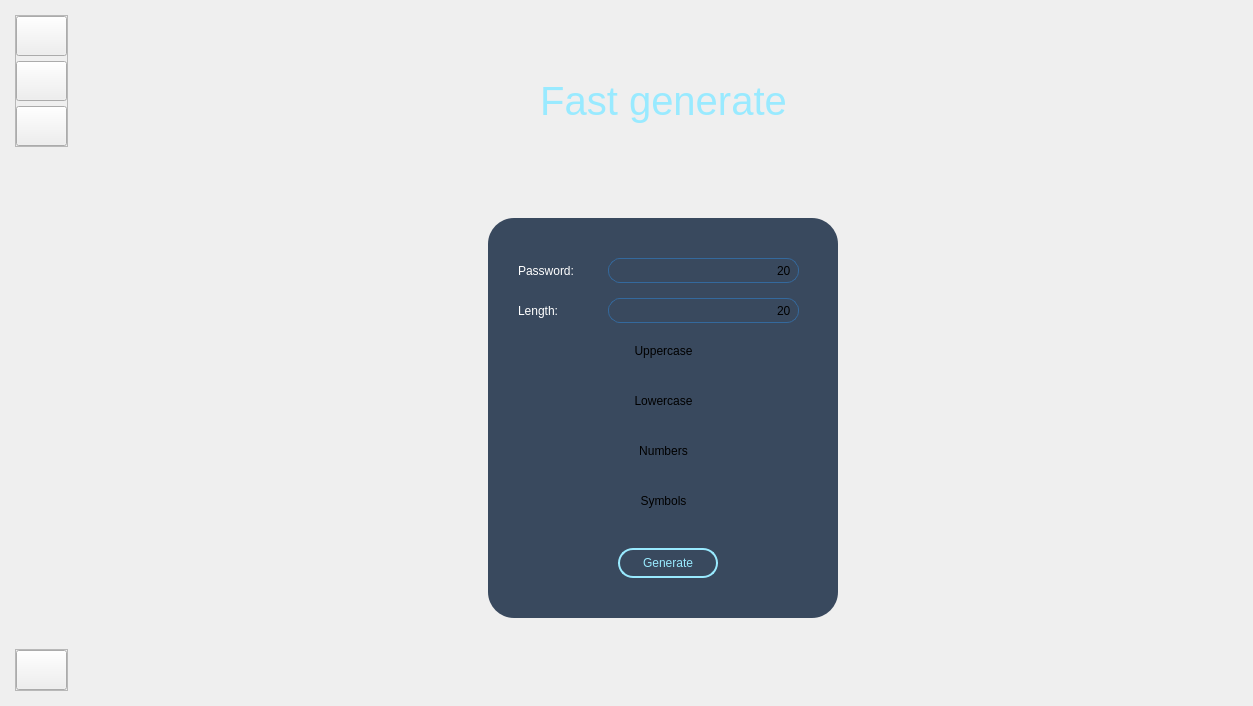
Before: the Qt Designer form mainwindow.ui in tiutcristian/Passcrypt, drawn with Qt 5.
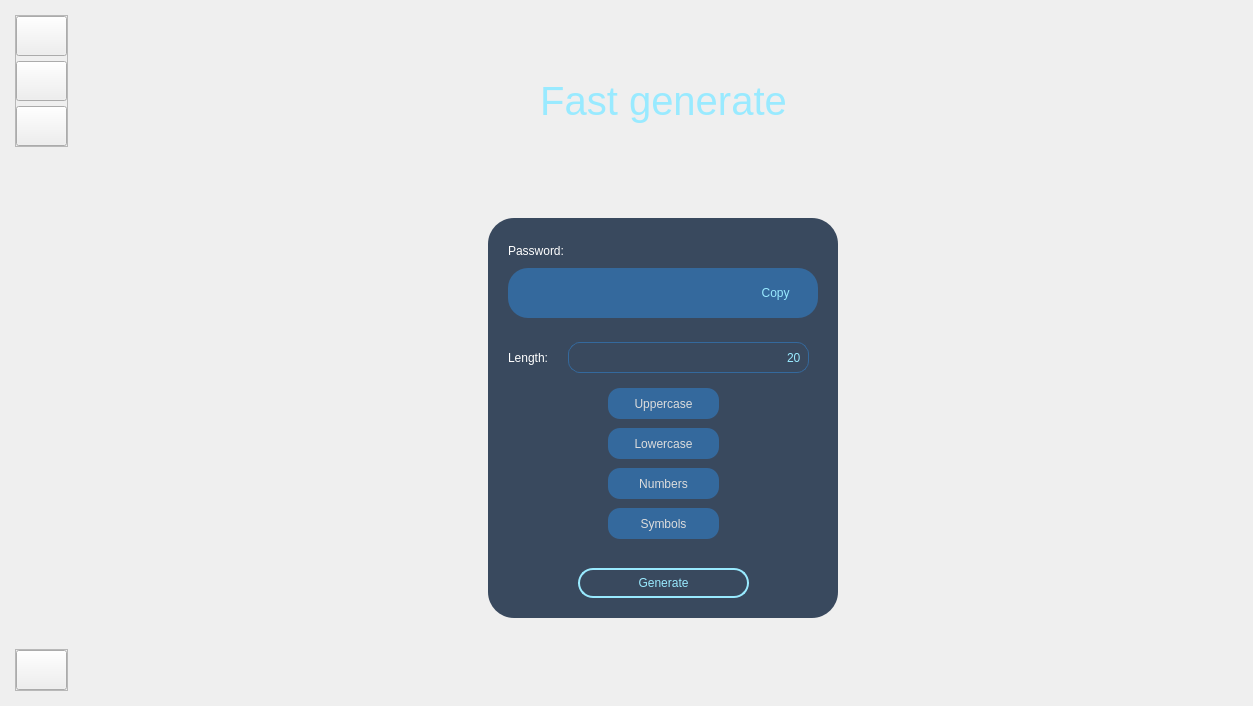
After: the same form once the commit is applied. Icons and pictures are not drawn.

Commit message: fast generate UI done

Diff of the .ui file:
```diff
--- a/mainwindow.ui
+++ b/mainwindow.ui
@@ -207,7 +207,7 @@
                </property>
                <property name="icon">
                 <iconset resource="resources.qrc">
-                 <normaloff>:/icons/icons/plus-circle.svg</normaloff>:/icons/icons/plus-circle.svg</iconset>
+                 <normaloff>:/icons/icons/zap.svg</normaloff>:/icons/icons/zap.svg</iconset>
                </property>
                <property name="iconSize">
                 <size>
@@ -775,6 +775,19 @@
               </sizepolicy>
              </property>
              <layout class="QGridLayout" name="gridLayout_8">
+              <item row="2" column="1">
+               <spacer name="verticalSpacer_8">
+                <property name="orientation">
+                 <enum>Qt::Vertical</enum>
+                </property>
+                <property name="sizeHint" stdset="0">
+                 <size>
+                  <width>20</width>
+                  <height>57</height>
+                 </size>
+                </property>
+               </spacer>
+              </item>
               <item row="0" column="1">
                <spacer name="verticalSpacer_7">
                 <property name="orientation">
@@ -788,6 +801,19 @@
                 </property>
                </spacer>
               </item>
+              <item row="1" column="2">
+               <spacer name="horizontalSpacer_16">
+                <property name="orientation">
+                 <enum>Qt::Horizontal</enum>
+                </property>
+                <property name="sizeHint" stdset="0">
+                 <size>
+                  <width>417</width>
+                  <height>20</height>
+                 </size>
+                </property>
+               </spacer>
+              </item>
               <item row="1" column="0">
                <spacer name="horizontalSpacer_15">
                 <property name="orientation">
@@ -802,7 +828,7 @@
                </spacer>
               </item>
               <item row="1" column="1">
-               <widget class="QWidget" name="widget_3" native="true">
+               <widget class="QWidget" name="mainWidget" native="true">
                 <property name="minimumSize">
                  <size>
                   <width>350</width>
@@ -816,62 +842,104 @@
                  </size>
                 </property>
                 <property name="styleSheet">
-                 <string notr="true">background-color: rgb(57, 73, 94);
-border-radius: 26;</string>
-                </property>
-                <widget class="QPushButton" name="regenerateButton">
-                 <property name="geometry">
-                  <rect>
-                   <x>130</x>
-                   <y>330</y>
-                   <width>100</width>
-                   <height>30</height>
-                  </rect>
-                 </property>
-                 <property name="sizePolicy">
-                  <sizepolicy hsizetype="Minimum" vsizetype="Fixed">
-                   <horstretch>0</horstretch>
-                   <verstretch>0</verstretch>
-                  </sizepolicy>
-                 </property>
-                 <property name="minimumSize">
-                  <size>
-                   <width>100</width>
-                   <height>30</height>
-                  </size>
-                 </property>
-                 <property name="maximumSize">
-                  <size>
-                   <width>100</width>
-                   <height>30</height>
-                  </size>
-                 </property>
-                 <property name="font">
-                  <font>
-                   <family>Segoe UI</family>
-                   <pointsize>9</pointsize>
-                   <weight>50</weight>
-                   <italic>false</italic>
-                   <bold>false</bold>
-                  </font>
-                 </property>
-                 <property name="styleSheet">
-                  <string notr="true">QPushButton{
-	border-radius: 15px;
-	border: 2px solid #99EAFF;
-	color: rgb(153, 234, 255);
+                 <string notr="true">*{
+	font: 10pt &quot;Segoe UI&quot;;
+}
+
+#mainWidget{
 	background-color: rgb(57, 73, 94);
+	border-radius: 26;
+}
+
+#mainWidget QFrame{
+	background-color: rgb(52, 105, 157);
+	border-radius: 20px;
+}
+
+#mainWidget QLabel{
+	background-color: none;
+}
+
+#mainWidget QLineEdit{
+	border: none;
+	background-color: rgba(52, 105, 157, 0);
+	color: rgb(153, 234, 255);
+}
+
+#passwordLineEdit_2{
+	font: 12pt &quot;Segoe UI&quot;;
+}
+
+QPushButton{
+	color: rgb(220, 220, 220);
+	font: 9pt &quot;Segoe UI&quot;;
+	border-radius: 12;
+	background-color: rgb(52, 105, 157);
 }
 
 QPushButton:hover{
+	background-color: rgb(60, 122, 181);
+}
+
+QPushButton:pressed{
+	background-color: rgb(52, 105, 157);
+}
+
+#generateButton{
+	border-radius: 15px;
+	border: 2px solid #99EAFF;
+	color: rgb(153, 234, 255);
+	background-color: rgb(57, 73, 94);
+}
+
+#generateButton:hover{
 	border: 2px solid #c9f4ff;
 	color: #c9f4ff;
 }
 
-QPushButton:pressed{
+#generateButton:pressed{
 	border: 2px solid #99EAFF;
 	color: rgb(153, 234, 255);
 }</string>
+                </property>
+                <widget class="QPushButton" name="generateButton">
+                 <property name="geometry">
+                  <rect>
+                   <x>90</x>
+                   <y>350</y>
+                   <width>171</width>
+                   <height>30</height>
+                  </rect>
+                 </property>
+                 <property name="sizePolicy">
+                  <sizepolicy hsizetype="Minimum" vsizetype="Fixed">
+                   <horstretch>0</horstretch>
+                   <verstretch>0</verstretch>
+                  </sizepolicy>
+                 </property>
+                 <property name="minimumSize">
+                  <size>
+                   <width>100</width>
+                   <height>30</height>
+                  </size>
+                 </property>
+                 <property name="maximumSize">
+                  <size>
+                   <width>16777215</width>
+                   <height>16777215</height>
+                  </size>
+                 </property>
+                 <property name="font">
+                  <font>
+                   <family>Segoe UI</family>
+                   <pointsize>9</pointsize>
+                   <weight>50</weight>
+                   <italic>false</italic>
+                   <bold>false</bold>
+                  </font>
+                 </property>
+                 <property name="styleSheet">
+                  <string notr="true"/>
                  </property>
                  <property name="text">
                   <string>Generate</string>
@@ -881,9 +949,9 @@
                  <property name="geometry">
                   <rect>
                    <x>120</x>
-                   <y>220</y>
+                   <y>250</y>
                    <width>111</width>
-                   <height>25</height>
+                   <height>31</height>
                   </rect>
                  </property>
                  <property name="sizePolicy">
@@ -924,9 +992,9 @@
                  <property name="geometry">
                   <rect>
                    <x>120</x>
-                   <y>270</y>
+                   <y>290</y>
                    <width>111</width>
-                   <height>25</height>
+                   <height>31</height>
                   </rect>
                  </property>
                  <property name="sizePolicy">
@@ -967,9 +1035,9 @@
                  <property name="geometry">
                   <rect>
                    <x>120</x>
-                   <y>170</y>
+                   <y>210</y>
                    <width>111</width>
-                   <height>25</height>
+                   <height>31</height>
                   </rect>
                  </property>
                  <property name="sizePolicy">
@@ -1010,9 +1078,9 @@
                  <property name="geometry">
                   <rect>
                    <x>120</x>
-                   <y>120</y>
+                   <y>170</y>
                    <width>111</width>
-                   <height>25</height>
+                   <height>31</height>
                   </rect>
                  </property>
                  <property name="sizePolicy">
@@ -1052,10 +1120,10 @@
                 <widget class="QLabel" name="lengthLabel">
                  <property name="geometry">
                   <rect>
-                   <x>30</x>
-                   <y>80</y>
+                   <x>20</x>
+                   <y>124</y>
                    <width>51</width>
-                   <height>25</height>
+                   <height>31</height>
                   </rect>
                  </property>
                  <property name="text">
@@ -1065,10 +1133,10 @@
                 <widget class="QLineEdit" name="lengthLineEdit">
                  <property name="geometry">
                   <rect>
-                   <x>120</x>
-                   <y>80</y>
-                   <width>191</width>
-                   <height>25</height>
+                   <x>80</x>
+                   <y>124</y>
+                   <width>241</width>
+                   <height>31</height>
                   </rect>
                  </property>
                  <property name="styleSheet">
@@ -1087,11 +1155,11 @@
                   <string/>
                  </property>
                 </widget>
-                <widget class="QLabel" name="lengthLabel_2">
+                <widget class="QLabel" name="passwordLabel">
                  <property name="geometry">
                   <rect>
-                   <x>30</x>
-                   <y>40</y>
+                   <x>20</x>
+                   <y>20</y>
                    <width>61</width>
                    <height>25</height>
                   </rect>
@@ -1100,59 +1168,313 @@
                   <string>Password:</string>
                  </property>
                 </widget>
-                <widget class="QLineEdit" name="lengthLineEdit_2">
+                <widget class="QFrame" name="passwordFrame">
                  <property name="geometry">
                   <rect>
-                   <x>120</x>
-                   <y>40</y>
-                   <width>191</width>
-                   <height>25</height>
+                   <x>20</x>
+                   <y>50</y>
+                   <width>310</width>
+                   <height>50</height>
                   </rect>
                  </property>
                  <property name="styleSheet">
-                  <string notr="true">background-color: rgb(57, 73, 94);
-border: 1px solid #34699D;
-border-radius: 12px;
-padding-right: 4px;</string>
+                  <string notr="true"/>
                  </property>
-                 <property name="text">
-                  <string>20</string>
+                 <property name="frameShape">
+                  <enum>QFrame::StyledPanel</enum>
                  </property>
-                 <property name="alignment">
-                  <set>Qt::AlignRight|Qt::AlignTrailing|Qt::AlignVCenter</set>
+                 <property name="frameShadow">
+                  <enum>QFrame::Raised</enum>
                  </property>
-                 <property name="placeholderText">
-                  <string/>
-                 </property>
+                 <layout class="QHBoxLayout" name="horizontalLayout_2">
+                  <item>
+                   <widget class="QLineEdit" name="passwordLineEdit_2">
+                    <property name="enabled">
+                     <bool>false</bool>
+                    </property>
+                    <property name="minimumSize">
+                     <size>
+                      <width>200</width>
+                      <height>0</height>
+                     </size>
+                    </property>
+                    <property name="palette">
+                     <palette>
+                      <active>
+                       <colorrole role="WindowText">
+                        <brush brushstyle="SolidPattern">
+                         <color alpha="255">
+                          <red>153</red>
+                          <green>234</green>
+                          <blue>255</blue>
+                         </color>
+                        </brush>
+                       </colorrole>
+                       <colorrole role="Button">
+                        <brush brushstyle="SolidPattern">
+                         <color alpha="0">
+                          <red>52</red>
+                          <green>105</green>
+                          <blue>157</blue>
+                         </color>
+                        </brush>
+                       </colorrole>
+                       <colorrole role="Text">
+                        <brush brushstyle="SolidPattern">
+                         <color alpha="255">
+                          <red>153</red>
+                          <green>234</green>
+                          <blue>255</blue>
+                         </color>
+                        </brush>
+                       </colorrole>
+                       <colorrole role="ButtonText">
+                        <brush brushstyle="SolidPattern">
+                         <color alpha="255">
+                          <red>153</red>
+                          <green>234</green>
+                          <blue>255</blue>
+                         </color>
+                        </brush>
+                       </colorrole>
+                       <colorrole role="Base">
+                        <brush brushstyle="SolidPattern">
+                         <color alpha="0">
+                          <red>52</red>
+                          <green>105</green>
+                          <blue>157</blue>
+                         </color>
+                        </brush>
+                       </colorrole>
+                       <colorrole role="Window">
+                        <brush brushstyle="SolidPattern">
+                         <color alpha="0">
+                          <red>52</red>
+                          <green>105</green>
+                          <blue>157</blue>
+                         </color>
+                        </brush>
+                       </colorrole>
+                       <colorrole role="PlaceholderText">
+                        <brush brushstyle="SolidPattern">
+                         <color alpha="128">
+                          <red>153</red>
+                          <green>234</green>
+                          <blue>255</blue>
+                         </color>
+                        </brush>
+                       </colorrole>
+                      </active>
+                      <inactive>
+                       <colorrole role="WindowText">
+                        <brush brushstyle="SolidPattern">
+                         <color alpha="255">
+                          <red>153</red>
+                          <green>234</green>
+                          <blue>255</blue>
+                         </color>
+                        </brush>
+                       </colorrole>
+                       <colorrole role="Button">
+                        <brush brushstyle="SolidPattern">
+                         <color alpha="0">
+                          <red>52</red>
+                          <green>105</green>
+                          <blue>157</blue>
+                         </color>
+                        </brush>
+                       </colorrole>
+                       <colorrole role="Text">
+                        <brush brushstyle="SolidPattern">
+                         <color alpha="255">
+                          <red>153</red>
+                          <green>234</green>
+                          <blue>255</blue>
+                         </color>
+                        </brush>
+                       </colorrole>
+                       <colorrole role="ButtonText">
+                        <brush brushstyle="SolidPattern">
+                         <color alpha="255">
+                          <red>153</red>
+                          <green>234</green>
+                          <blue>255</blue>
+                         </color>
+                        </brush>
+                       </colorrole>
+                       <colorrole role="Base">
+                        <brush brushstyle="SolidPattern">
+                         <color alpha="0">
+                          <red>52</red>
+                          <green>105</green>
+                          <blue>157</blue>
+                         </color>
+                        </brush>
+                       </colorrole>
+                       <colorrole role="Window">
+                        <brush brushstyle="SolidPattern">
+                         <color alpha="0">
+                          <red>52</red>
+                          <green>105</green>
+                          <blue>157</blue>
+                         </color>
+                        </brush>
+                       </colorrole>
+                       <colorrole role="PlaceholderText">
+                        <brush brushstyle="SolidPattern">
+                         <color alpha="128">
+                          <red>153</red>
+                          <green>234</green>
+                          <blue>255</blue>
+                         </color>
+                        </brush>
+                       </colorrole>
+                      </inactive>
+                      <disabled>
+                       <colorrole role="WindowText">
+                        <brush brushstyle="SolidPattern">
+                         <color alpha="255">
+                          <red>153</red>
+                          <green>234</green>
+                          <blue>255</blue>
+                         </color>
+                        </brush>
+                       </colorrole>
+                       <colorrole role="Button">
+                        <brush brushstyle="SolidPattern">
+                         <color alpha="0">
+                          <red>52</red>
+                          <green>105</green>
+                          <blue>157</blue>
+                         </color>
+                        </brush>
+                       </colorrole>
+                       <colorrole role="Text">
+                        <brush brushstyle="SolidPattern">
+                         <color alpha="255">
+                          <red>153</red>
+                          <green>234</green>
+                          <blue>255</blue>
+                         </color>
+                        </brush>
+                       </colorrole>
+                       <colorrole role="ButtonText">
+                        <brush brushstyle="SolidPattern">
+                         <color alpha="255">
+                          <red>153</red>
+                          <green>234</green>
+                          <blue>255</blue>
+                         </color>
+                        </brush>
+                       </colorrole>
+                       <colorrole role="Base">
+                        <brush brushstyle="SolidPattern">
+                         <color alpha="0">
+                          <red>52</red>
+                          <green>105</green>
+                          <blue>157</blue>
+                         </color>
+                        </brush>
+                       </colorrole>
+                       <colorrole role="Window">
+                        <brush brushstyle="SolidPattern">
+                         <color alpha="0">
+                          <red>52</red>
+                          <green>105</green>
+                          <blue>157</blue>
+                         </color>
+                        </brush>
+                       </colorrole>
+                       <colorrole role="PlaceholderText">
+                        <brush brushstyle="SolidPattern">
+                         <color alpha="128">
+                          <red>153</red>
+                          <green>234</green>
+                          <blue>255</blue>
+                         </color>
+                        </brush>
+                       </colorrole>
+                      </disabled>
+                     </palette>
+                    </property>
+                    <property name="font">
+                     <font>
+                      <family>Segoe UI</family>
+                      <pointsize>12</pointsize>
+                      <weight>50</weight>
+                      <italic>false</italic>
+                      <bold>false</bold>
+                     </font>
+                    </property>
+                    <property name="styleSheet">
+                     <string notr="true"/>
+                    </property>
+                    <property name="text">
+                     <string/>
+                    </property>
+                    <property name="echoMode">
+                     <enum>QLineEdit::Normal</enum>
+                    </property>
+                    <property name="placeholderText">
+                     <string/>
+                    </property>
+                   </widget>
+                  </item>
+                  <item>
+                   <widget class="QPushButton" name="copyButton">
+                    <property name="minimumSize">
+                     <size>
+                      <width>70</width>
+                      <height>30</height>
+                     </size>
+                    </property>
+                    <property name="font">
+                     <font>
+                      <family>Segoe UI</family>
+                      <pointsize>9</pointsize>
+                      <weight>50</weight>
+                      <italic>false</italic>
+                      <bold>false</bold>
+                     </font>
+                    </property>
+                    <property name="cursor">
+                     <cursorShape>ArrowCursor</cursorShape>
+                    </property>
+                    <property name="styleSheet">
+                     <string notr="true">QPushButton {
+	border-radius: 15px;
+    background-color: #34699D;
+	color: #99EAFF;
+	font-family: Segoe UI;
+}
+
+QPushButton:hover {
+    background-color: #3B77B3;
+}
+
+QPushButton:pressed{
+	background-color: #34699D;
+}</string>
+                    </property>
+                    <property name="text">
+                     <string> Copy</string>
+                    </property>
+                    <property name="icon">
+                     <iconset resource="resources.qrc">
+                      <normaloff>:/icons/icons/copy-lightblue.svg</normaloff>:/icons/icons/copy-lightblue.svg</iconset>
+                    </property>
+                    <property name="iconSize">
+                     <size>
+                      <width>16</width>
+                      <height>16</height>
+                     </size>
+                    </property>
+                   </widget>
+                  </item>
+                 </layout>
                 </widget>
                </widget>
               </item>
-              <item row="1" column="2">
-               <spacer name="horizontalSpacer_16">
-                <property name="orientation">
-                 <enum>Qt::Horizontal</enum>
-                </property>
-                <property name="sizeHint" stdset="0">
-                 <size>
-                  <width>417</width>
-                  <height>20</height>
-                 </size>
-                </property>
-               </spacer>
-              </item>
-              <item row="2" column="1">
-               <spacer name="verticalSpacer_8">
-                <property name="orientation">
-                 <enum>Qt::Vertical</enum>
-                </property>
-                <property name="sizeHint" stdset="0">
-                 <size>
-                  <width>20</width>
-                  <height>57</height>
-                 </size>
-                </property>
-               </spacer>
-              </item>
              </layout>
             </widget>
            </item>
@@ -1431,8 +1753,8 @@
                      <rect>
                       <x>0</x>
                       <y>0</y>
-                      <width>700</width>
-                      <height>487</height>
+                      <width>52</width>
+                      <height>18</height>
                      </rect>
                     </property>
                     <layout class="QVBoxLayout" name="verticalLayout_8">
```
